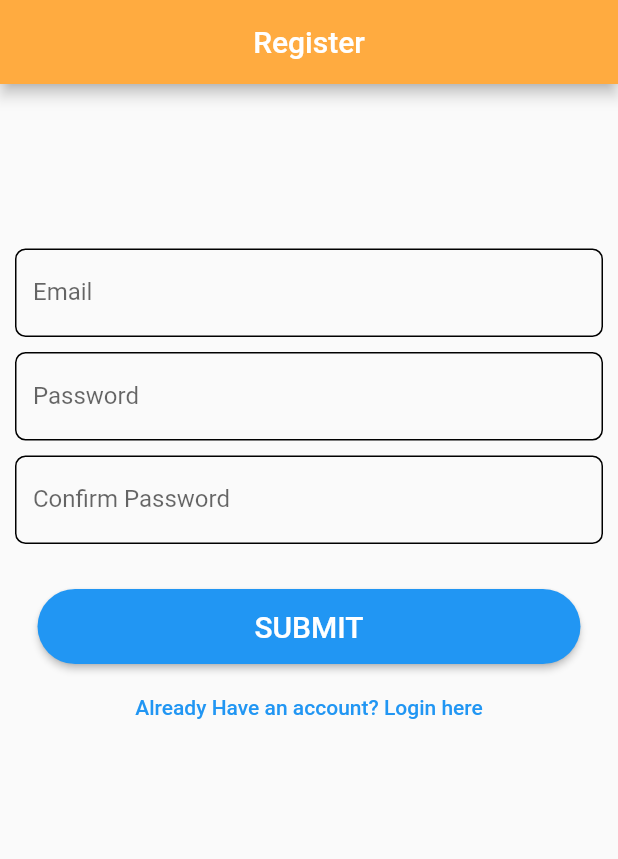
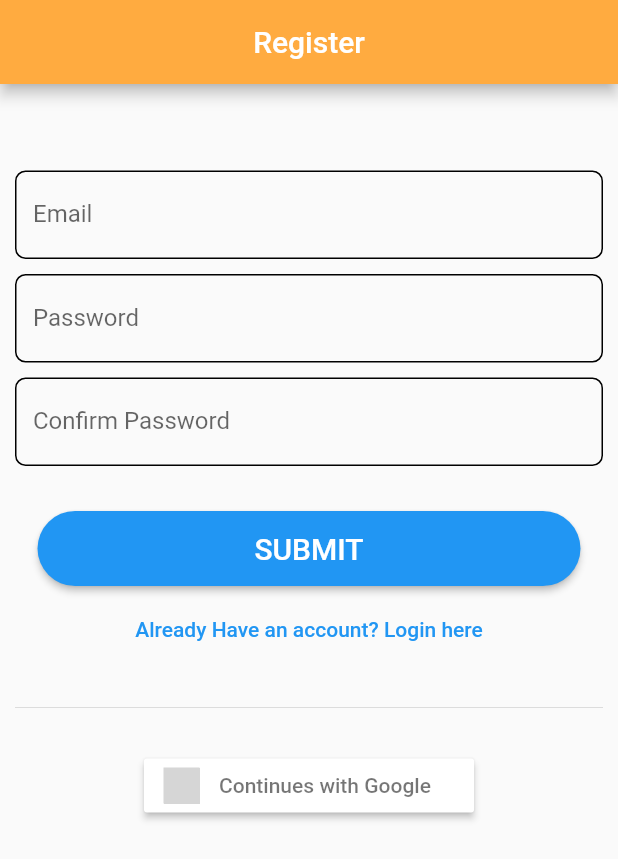
Before and after one commit to ArpitSahu01/FirebaseLearner, a Flutter app: the screen it shows after launch, on a phone screen of 412 x 824 dp. Shown: the top 859 px of the screen. Run offline on Flutter 3.47's test engine with Material 2 defaults, Android fonts, the phone set to English and light mode, and no system bars; our stand-ins replace firebase_auth, firebase_core, flutter_signin_button; accounts and stored records are empty; grey boxes are pictures that could not be loaded.

Commit message:
added google button ui

```diff
--- a/lib/main.dart
+++ b/lib/main.dart
@@ -26,7 +26,7 @@ class MyApp extends StatelessWidget {
         stream: AuthServices().firebaseAuth.authStateChanges(),
         builder: (context,snapshot){
           if(snapshot.hasData){
-            return HomeScreen();
+            return RegisterScreen();
           }
           return RegisterScreen();
         },
--- a/lib/screens/register_screen.dart
+++ b/lib/screens/register_screen.dart
@@ -2,6 +2,7 @@ import 'package:firebase_auth/firebase_auth.dart';
 import 'package:firebaselearner/screens/home_screen.dart';
 import 'package:firebaselearner/screens/login_screen.dart';
 import 'package:firebaselearner/services/auth_services.dart';
+import 'package:flutter_signin_button/flutter_signin_button.dart';
 import 'package:flutter/material.dart';
 
 class RegisterScreen extends StatefulWidget {
@@ -94,7 +95,10 @@ class _RegisterScreenState extends State<RegisterScreen> {
               TextButton(onPressed: (){
                 Navigator.push(context, MaterialPageRoute(builder: (ctx)=>LoginScreen()));
               }, child: const Text('Already Have an account? Login here')),
-
+              const SizedBox(height: 20,),
+              const Divider(),
+              const SizedBox(height: 20,),
+              SignInButton(Buttons.Google,text: "Continues with Google" ,onPressed: (){},),
             ],
         ),
          ),
--- a/pubspec.yaml
+++ b/pubspec.yaml
@@ -35,6 +35,8 @@ dependencies:
   firebase_core: ^2.7.0
   firebase_storage: ^11.0.14
   cloud_firestore: ^4.4.3
+  google_sign_in_web: ^0.11.0+1
+  flutter_signin_button: ^2.0.0
 
 
   # The following adds the Cupertino Icons font to your application.
```
Also changed, not shown: pubspec.lock, 1 other file.
